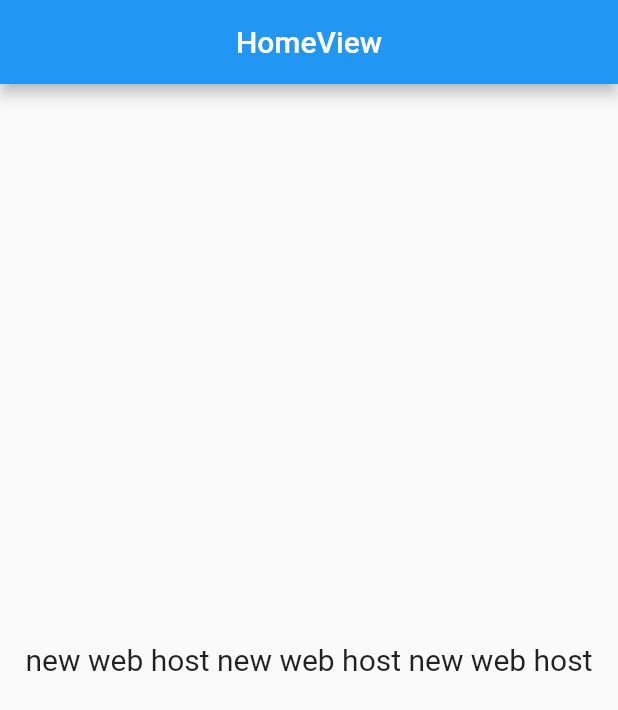
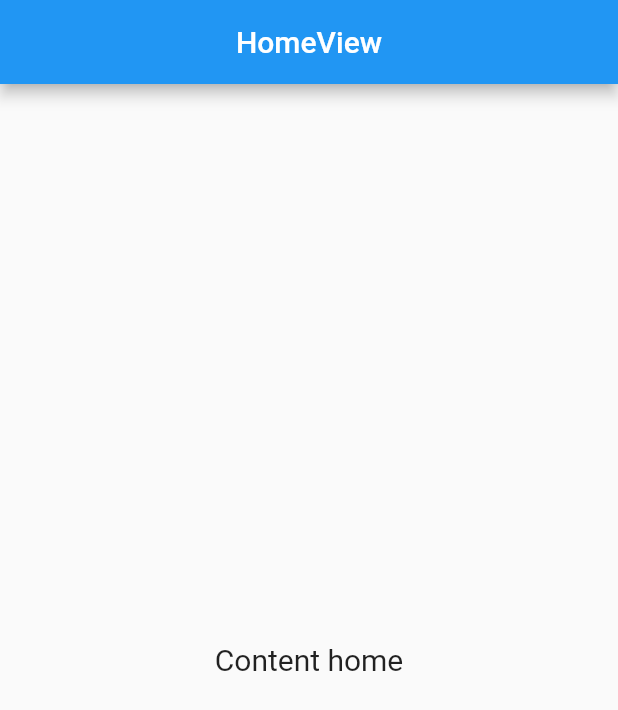
Before and after one commit to chinh-tao/web_boarding_group, a Flutter app: the screen it shows after launch, on a phone screen of 412 x 824 dp. Shown: the top 710 px of the screen. Run offline on Flutter 3.47's test engine with Material 2 defaults, Android fonts, the phone set to English and light mode, and no system bars; our stand-ins replace get.

Commit message:
update web server

```diff
--- a/lib/app/modules/home/views/home_view.dart
+++ b/lib/app/modules/home/views/home_view.dart
@@ -18,7 +18,7 @@ class HomeView extends GetView<HomeController> {
         child: GestureDetector(
           onTap: () => Get.rootDelegate.toNamed(Routes.LOGIN),
           child: Text(
-            'new web host new web host new web host',
+            'Content home',
             style: TextStyle(fontSize: 20),
           ),
         ),
```
